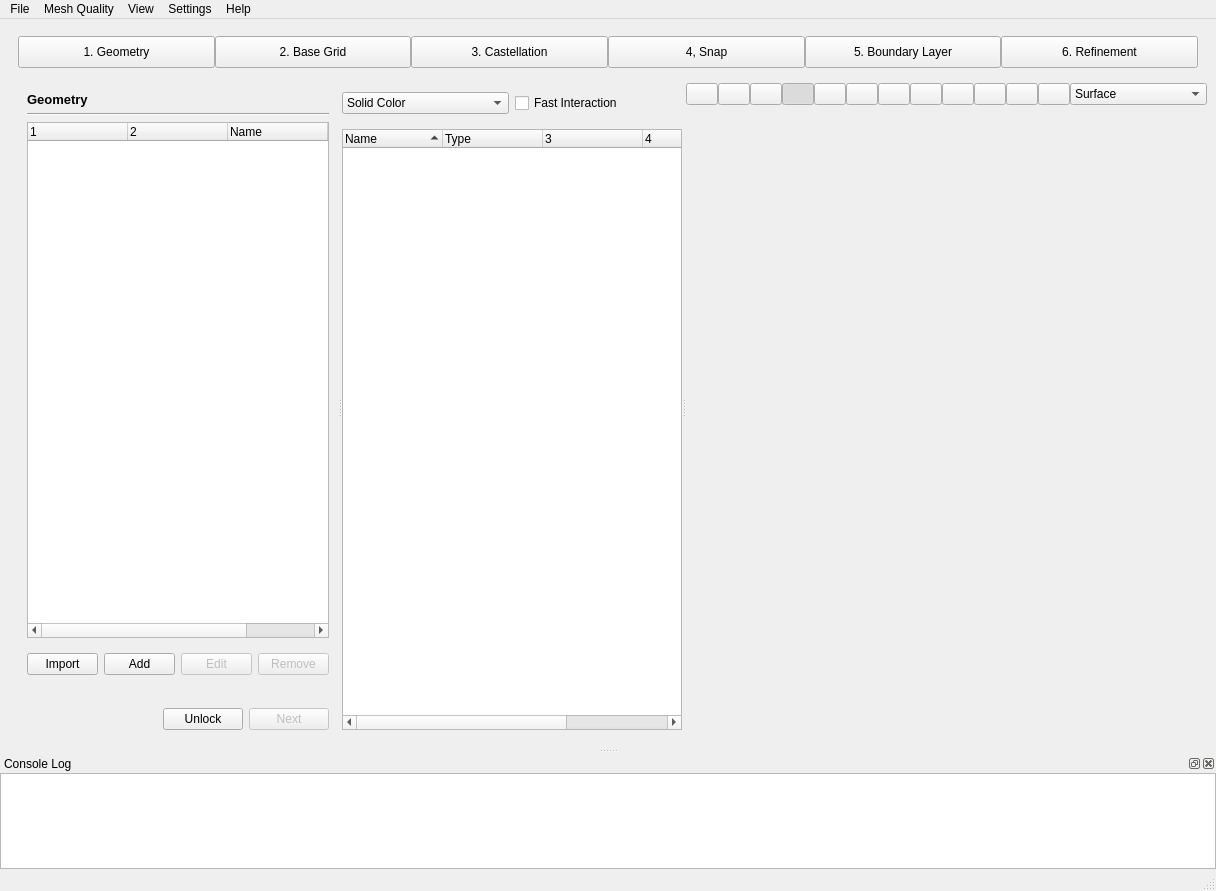
First picture: the form in view/main_window/main_window.ui, repository nextfoam/baram, before the edit.
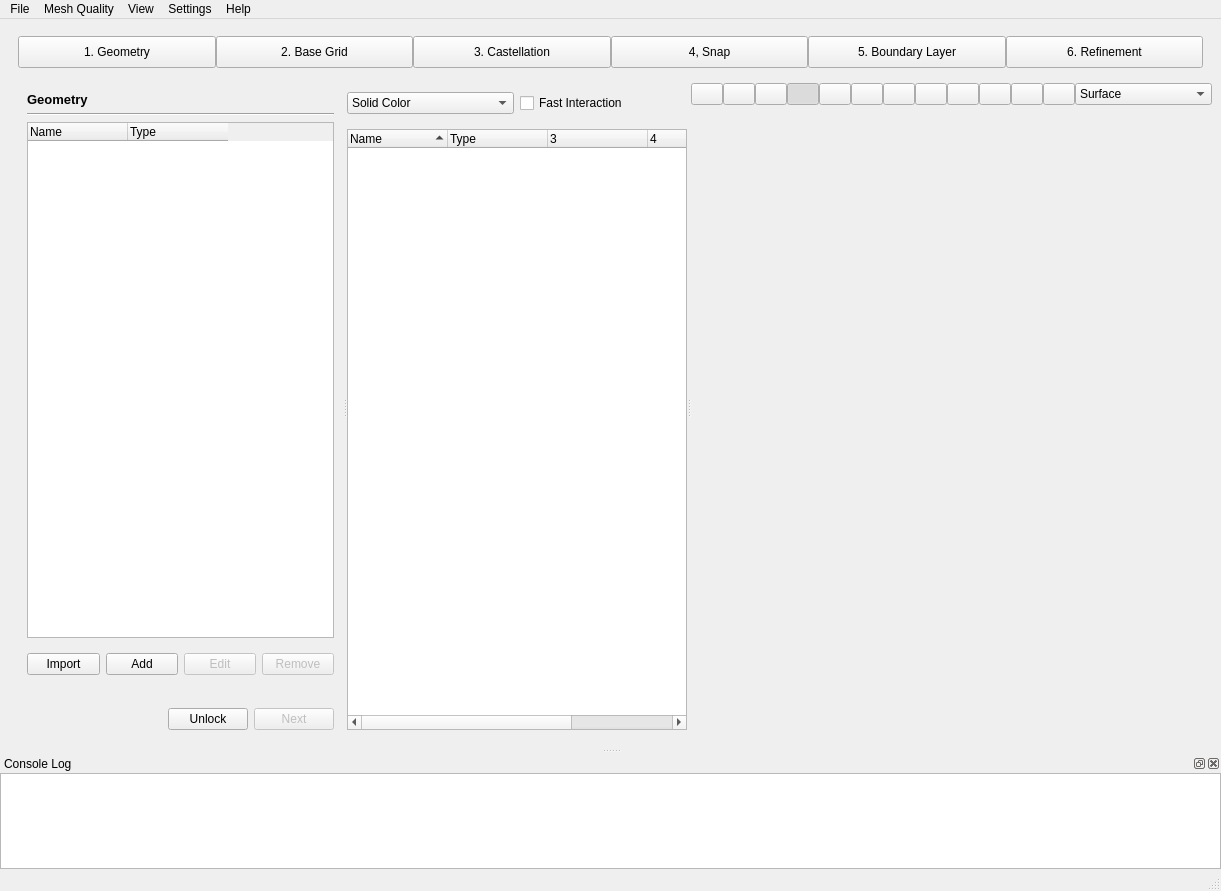
Second picture: the form after the edit. The open tabs and pages were chosen to show the change. Icons and pictures are not drawn. Custom widgets are drawn as their Qt base class.

Diff of the .ui file:
```diff
--- a/view/main_window/main_window.ui
+++ b/view/main_window/main_window.ui
@@ -6,7 +6,7 @@
    <rect>
     <x>0</x>
     <y>0</y>
-    <width>1105</width>
+    <width>1221</width>
     <height>891</height>
    </rect>
   </property>
@@ -232,21 +232,14 @@
                   <bool>false</bool>
                  </property>
                  <property name="columnCount">
-                  <number>4</number>
+                  <number>2</number>
                  </property>
                  <attribute name="headerVisible">
                   <bool>true</bool>
                  </attribute>
-                 <column>
-                  <property name="text">
-                   <string notr="true"/>
-                  </property>
-                 </column>
-                 <column>
-                  <property name="text">
-                   <string/>
-                  </property>
-                 </column>
+                 <attribute name="headerStretchLastSection">
+                  <bool>false</bool>
+                 </attribute>
                  <column>
                   <property name="text">
                    <string>Name</string>
@@ -1716,6 +1709,9 @@
                  <attribute name="headerVisible">
                   <bool>true</bool>
                  </attribute>
+                 <attribute name="headerStretchLastSection">
+                  <bool>false</bool>
+                 </attribute>
                  <column>
                   <property name="text">
                    <string>Name</string>
@@ -2119,7 +2115,7 @@
     <rect>
      <x>0</x>
      <y>0</y>
-     <width>1105</width>
+     <width>1221</width>
      <height>22</height>
     </rect>
    </property>
```
Left out of the diff: 2 changed lines with no effect on the pictures.
